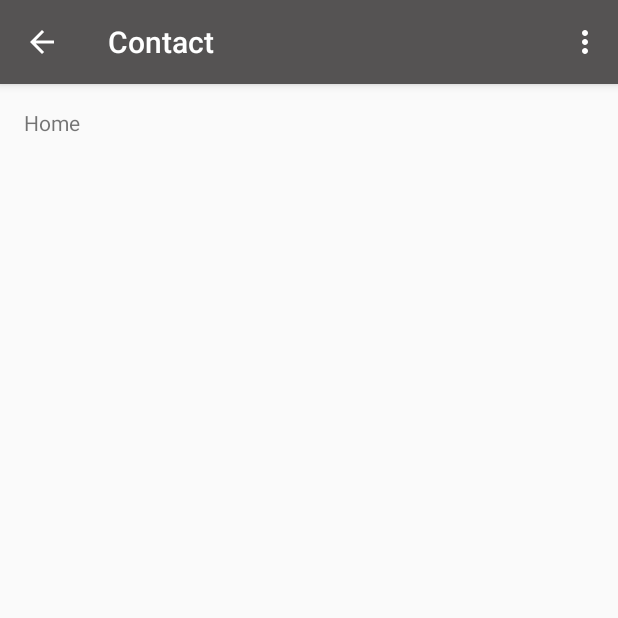
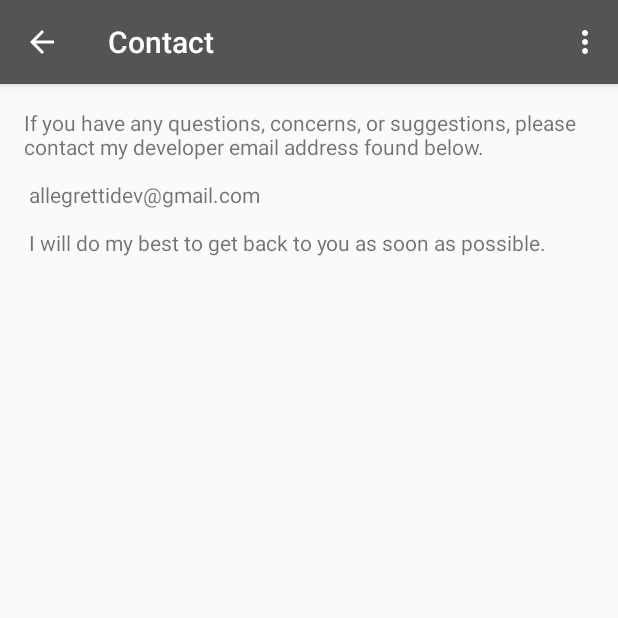
Before and after one commit to SnackKing/DigitalFencingRef, an Android app: the contact screen opened directly, with no data from a screen before it, on a phone screen of 412 x 824 dp, the top half of it. Run offline under Robolectric (Android 15) with nearby library versions, the phone set to English and light mode, and no system bars.

Commit message:
Fixed bugs when changing from glossary to video mode and vice versa, added text for contact activity.

```diff
--- a/app/src/main/AndroidManifest.xml
+++ b/app/src/main/AndroidManifest.xml
@@ -43,7 +43,7 @@
             android:name=".about"
             android:label="About" />
         <activity
-            android:name=".contactActivity"
+            android:name=".contact"
             android:label="@string/title_activity_contact"></activity>
     </application>
 
--- a/app/src/main/java/com/example/zach/digitalfencingref/HomeScreen.java
+++ b/app/src/main/java/com/example/zach/digitalfencingref/HomeScreen.java
@@ -216,7 +216,7 @@ public  class HomeScreen extends AppCompatActivity {
             startActivity(new Intent(HomeScreen.this,about.class));
         }
         else if(item.getItemId() == R.id.action_contact){
-            startActivity(new Intent(HomeScreen.this,contactActivity.class));
+            startActivity(new Intent(HomeScreen.this,contact.class));
         }
         return super.onOptionsItemSelected(item);
     }
--- a/app/src/main/java/com/example/zach/digitalfencingref/about.java
+++ b/app/src/main/java/com/example/zach/digitalfencingref/about.java
@@ -2,12 +2,9 @@ package com.example.zach.digitalfencingref;
 
 import android.content.Intent;
 import android.os.Bundle;
-import android.support.annotation.NonNull;
-import android.support.design.widget.BottomNavigationView;
 import android.support.v7.app.AppCompatActivity;
 import android.view.Menu;
 import android.view.MenuItem;
-import android.widget.TextView;
 
 public class about extends AppCompatActivity {
 
@@ -30,7 +27,7 @@ public class about extends AppCompatActivity {
             //do nothing
         }
         else if(item.getItemId() == R.id.action_contact){
-            startActivity(new Intent(about.this,contactActivity.class));
+            startActivity(new Intent(about.this,contact.class));
         }
        else if (item.getItemId() == android.R.id.home ) {
             finish();
--- a/app/src/main/java/com/example/zach/digitalfencingref/contactActivity.java
+++ b/app/src/main/java/com/example/zach/digitalfencingref/contact.java
@@ -2,17 +2,11 @@ package com.example.zach.digitalfencingref;
 
 import android.content.Intent;
 import android.os.Bundle;
-import android.support.annotation.NonNull;
-import android.support.design.widget.BottomNavigationView;
 import android.support.v7.app.AppCompatActivity;
 import android.view.Menu;
 import android.view.MenuItem;
-import android.widget.TextView;
 
-public class contactActivity extends AppCompatActivity {
-
-    private TextView mTextMessage;
-
+public class contact extends AppCompatActivity {
 
 
     @Override
@@ -20,8 +14,6 @@ public class contactActivity extends AppCompatActivity {
         super.onCreate(savedInstanceState);
         setContentView(R.layout.activity_contact);
         getSupportActionBar().setDisplayHomeAsUpEnabled(true);
-
-        mTextMessage = (TextView) findViewById(R.id.message);
 
     }
     @Override
@@ -32,7 +24,7 @@ public class contactActivity extends AppCompatActivity {
     @Override
     public boolean onOptionsItemSelected(MenuItem item){
         if(item.getItemId()== R.id.action_about){
-            startActivity(new Intent(contactActivity.this,about.class));
+            startActivity(new Intent(contact.this,about.class));
         }
         else if(item.getItemId() == R.id.action_contact){
             //do nothing
--- a/app/src/main/res/layout/activity_contact.xml
+++ b/app/src/main/res/layout/activity_contact.xml
@@ -6,7 +6,7 @@
     android:layout_width="match_parent"
     android:layout_height="match_parent"
     android:orientation="vertical"
-    tools:context="com.example.zach.digitalfencingref.contactActivity">
+    tools:context="com.example.zach.digitalfencingref.contact">
 
     <FrameLayout
         android:id="@+id/content"
@@ -15,14 +15,14 @@
         android:layout_weight="1">
 
         <TextView
-            android:id="@+id/message"
+            android:id="@+id/contact"
             android:layout_width="match_parent"
             android:layout_height="wrap_content"
             android:layout_marginBottom="@dimen/activity_vertical_margin"
             android:layout_marginLeft="@dimen/activity_horizontal_margin"
             android:layout_marginRight="@dimen/activity_horizontal_margin"
             android:layout_marginTop="@dimen/activity_vertical_margin"
-            android:text="@string/title_home" />
+            android:text="@string/contactText" />
 
     </FrameLayout>
 
--- /dev/null
+++ b/app/src/main/res/values/contactText.xml
@@ -0,0 +1,6 @@
+<?xml version="1.0" encoding="utf-8"?>
+<resources>
+    <string name = "contactText">If you have any questions, concerns, or suggestions, please contact my developer email address found below. \n
+    \n allegrettidev@gmail.com \n
+    \n I will do my best to get back to you as soon as possible.</string>
+</resources>
```
Also changed, not shown: app/src/main/java/com/example/zach/digitalfencingref/glossary.java (+38 -5 lines).
